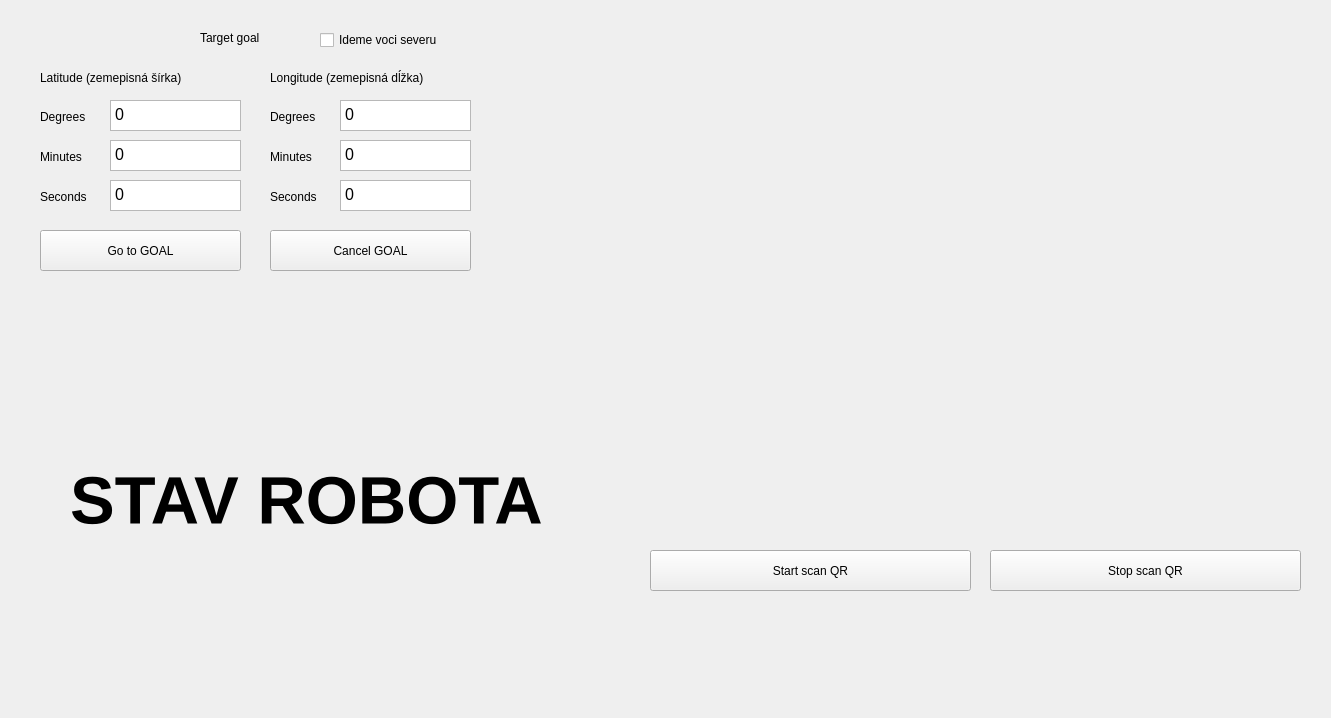
The window that mrvk_gui/uis/ControlWidget.ui (MatejBartosovic/mrvk_project) describes before a commit, drawn with Qt 5.
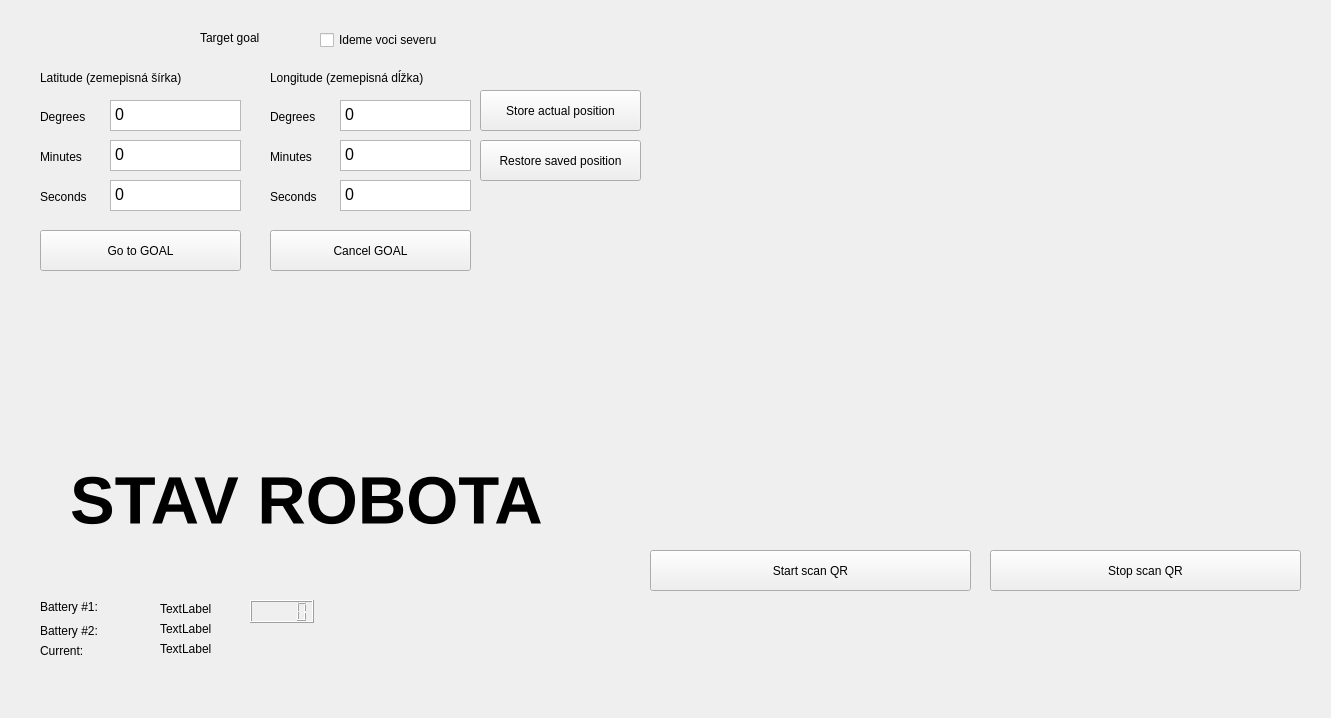
The same window after the commit.

Commit message: add store/restore gps position buttons, try create battery checker

The edit to the form file:
```diff
--- a/mrvk_gui/uis/ControlWidget.ui
+++ b/mrvk_gui/uis/ControlWidget.ui
@@ -336,6 +336,120 @@
     <string>Stop scan QR</string>
    </property>
   </widget>
+  <widget class="QPushButton" name="storePosition_btn">
+   <property name="geometry">
+    <rect>
+     <x>480</x>
+     <y>90</y>
+     <width>161</width>
+     <height>41</height>
+    </rect>
+   </property>
+   <property name="text">
+    <string>Store actual position</string>
+   </property>
+  </widget>
+  <widget class="QPushButton" name="restorePosition_btn">
+   <property name="geometry">
+    <rect>
+     <x>480</x>
+     <y>140</y>
+     <width>161</width>
+     <height>41</height>
+    </rect>
+   </property>
+   <property name="text">
+    <string>Restore saved position</string>
+   </property>
+  </widget>
+  <widget class="QLabel" name="label">
+   <property name="geometry">
+    <rect>
+     <x>40</x>
+     <y>596</y>
+     <width>111</width>
+     <height>21</height>
+    </rect>
+   </property>
+   <property name="text">
+    <string>Battery #1:</string>
+   </property>
+  </widget>
+  <widget class="QLabel" name="label_10">
+   <property name="geometry">
+    <rect>
+     <x>40</x>
+     <y>620</y>
+     <width>111</width>
+     <height>21</height>
+    </rect>
+   </property>
+   <property name="text">
+    <string>Battery #2:</string>
+   </property>
+  </widget>
+  <widget class="QLabel" name="label_11">
+   <property name="geometry">
+    <rect>
+     <x>40</x>
+     <y>640</y>
+     <width>111</width>
+     <height>21</height>
+    </rect>
+   </property>
+   <property name="text">
+    <string>Current:</string>
+   </property>
+  </widget>
+  <widget class="QLabel" name="battery1_label">
+   <property name="geometry">
+    <rect>
+     <x>160</x>
+     <y>600</y>
+     <width>67</width>
+     <height>17</height>
+    </rect>
+   </property>
+   <property name="text">
+    <string>TextLabel</string>
+   </property>
+  </widget>
+  <widget class="QLabel" name="battery2_label">
+   <property name="geometry">
+    <rect>
+     <x>160</x>
+     <y>620</y>
+     <width>67</width>
+     <height>17</height>
+    </rect>
+   </property>
+   <property name="text">
+    <string>TextLabel</string>
+   </property>
+  </widget>
+  <widget class="QLabel" name="current_label">
+   <property name="geometry">
+    <rect>
+     <x>160</x>
+     <y>640</y>
+     <width>67</width>
+     <height>17</height>
+    </rect>
+   </property>
+   <property name="text">
+    <string>TextLabel</string>
+   </property>
+  </widget>
+  <widget class="QLCDNumber" name="battery1_lcd">
+   <property name="geometry">
+    <rect>
+     <x>250</x>
+     <y>600</y>
+     <width>64</width>
+     <height>23</height>
+    </rect>
+   </property>
+  </widget>
   <zorder>label_2</zorder>
   <zorder>label_3</zorder>
   <zorder>lat_stupne</zorder>
```
Left out of the diff: 9 changed lines with no effect on the pictures. The commit also changes 2 other files.
